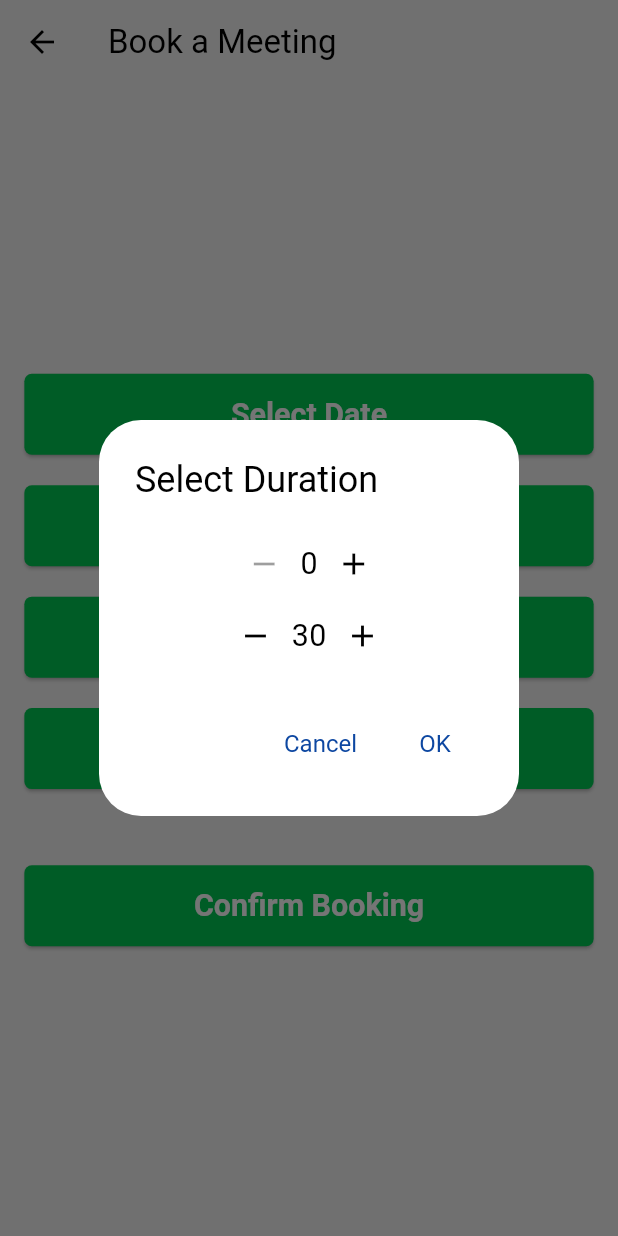
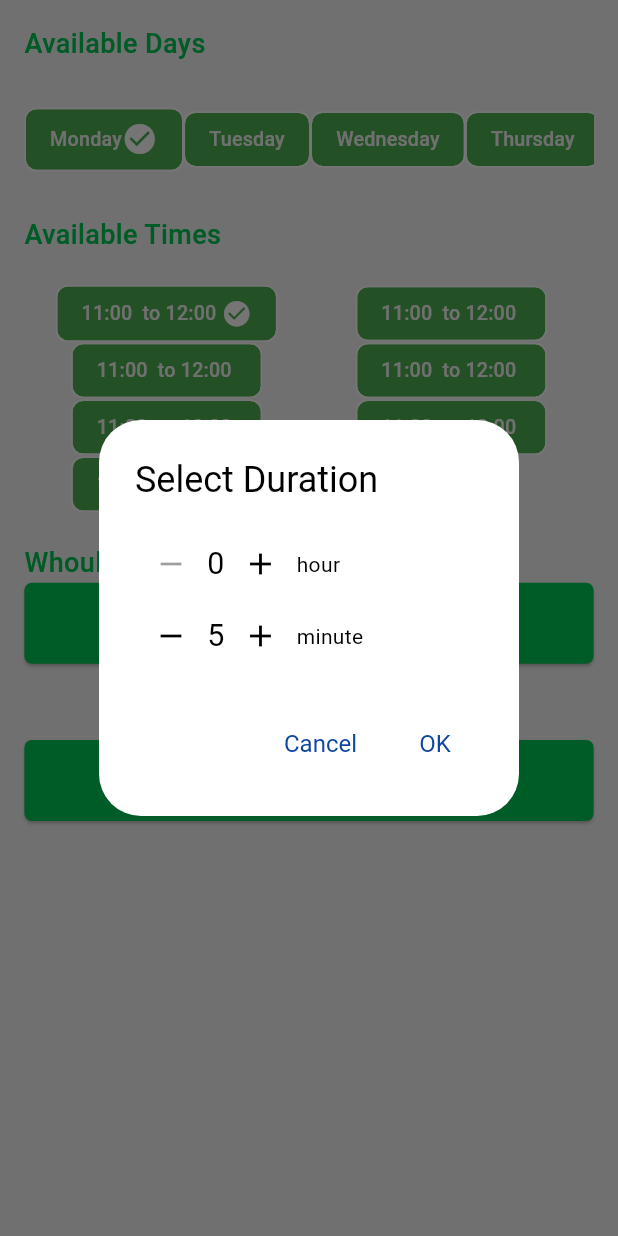
Before and after one commit to Ahmed7773333/osama_consultant, a Flutter app: the MeetingBooking screen opened directly, after a tap on "Select Notification Time", on a phone screen of 412 x 824 dp. Run offline on Flutter 3.47's test engine with Material 3 defaults, Android fonts, the phone set to English and light mode, and no system bars; our stand-ins replace cloud_firestore, dartz, dio, equatable, firebase_auth, firebase_core and 12 more; missing offline and left inert: country_pickers, flutter_sound; accounts and stored records are empty; Roboto replaces fonts that are missing (Poppins).

Commit message:
prepare the ui of meeting boooking

```diff
--- a/lib/core/cache/notification_service.dart
+++ b/lib/core/cache/notification_service.dart
@@ -1,15 +1,18 @@
 // ignore_for_file: depend_on_referenced_packages
 
-import 'package:firebase_core/firebase_core.dart';
+import 'package:firebase_messaging/firebase_messaging.dart';
 import 'package:flutter/material.dart';
 import 'package:flutter_local_notifications/flutter_local_notifications.dart';
+import 'package:osama_consul/config/app_routes.dart';
 import 'package:osama_consul/core/network/firebase_helper.dart';
+import 'package:osama_consul/features/Home%20Layout%20Admin/data/models/chat_model.dart';
 import 'package:shared_preferences/shared_preferences.dart';
 import 'package:timezone/timezone.dart' as tz;
 import 'package:timezone/data/latest.dart' as tzz;
 import 'package:cloud_firestore/cloud_firestore.dart';
 
 import '../../features/HomeLayout/data/models/message.dart';
+import '../../my_app.dart';
 
 class NotificationService {
   late SharedPreferences pref;
@@ -19,10 +22,9 @@ class NotificationService {
 
   final FlutterLocalNotificationsPlugin flutterLocalNotificationsPlugin =
       FlutterLocalNotificationsPlugin();
+  final FirebaseMessaging firebaseMessaging = FirebaseMessaging.instance;
 
   Future<void> init() async {
-    WidgetsFlutterBinding.ensureInitialized();
-    await Firebase.initializeApp();
     pref = await SharedPreferences.getInstance();
     const AndroidInitializationSettings initializationSettingsAndroid =
         AndroidInitializationSettings('@mipmap/ic_launcher');
@@ -31,8 +33,56 @@ class NotificationService {
       android: initializationSettingsAndroid,
     );
 
-    await flutterLocalNotificationsPlugin.initialize(initializationSettings);
+    await flutterLocalNotificationsPlugin.initialize(
+      initializationSettings,
+      // onDidReceiveBackgroundNotificationResponse: (payload) async {
+      //   if (pref.getString('name') != null) {
+      //     Navigator.of(MyApp.navigatorKey.currentContext!)
+      //         .pushNamed(Routes.chatScreenAdmin, arguments: {
+      //       'id': ChatModel(
+      //           chatName: pref.getString('name') ?? '',
+      //           chatOwner: pref.getString('email') ?? ''),
+      //       'isadmin': false
+      //     });
+      //   }
+      // },
+    );
     tzz.initializeTimeZones();
+
+    NotificationSettings settings = await firebaseMessaging.requestPermission(
+      alert: true,
+      badge: true,
+      sound: true,
+    );
+
+    if (settings.authorizationStatus == AuthorizationStatus.authorized) {
+      debugPrint('User granted permission');
+    } else if (settings.authorizationStatus ==
+        AuthorizationStatus.provisional) {
+      debugPrint('User granted provisional permission');
+    } else {
+      debugPrint('User declined or has not accepted permission');
+    }
+
+    FirebaseMessaging.onMessage.listen((RemoteMessage message) {
+      RemoteNotification? notification = message.notification;
+      AndroidNotification? android = message.notification?.android;
+
+      if (notification != null && android != null) {
+        showNotification(
+          notification.hashCode,
+          notification.title ?? '',
+          notification.body ?? '',
+        );
+      }
+    });
+
+    FirebaseMessaging.onMessageOpenedApp.listen((RemoteMessage message) {
+      debugPrint('A new onMessageOpenedApp event was published!');
+      Navigator.of(MyApp.navigatorKey.currentContext!).pushNamed(
+        message.data['route'],
+      );
+    });
   }
 
   Future<void> zonedScheduleNotification(
@@ -111,4 +161,9 @@ class NotificationService {
       }
     });
   }
+
+  Future<void> handleBackgroundMessage(RemoteMessage message) async {
+    debugPrint("Handling a background message: ${message.messageId}");
+    // Handle background message logic here if needed
+  }
 }
--- a/lib/core/utils/app_strings.dart
+++ b/lib/core/utils/app_strings.dart
@@ -23,4 +23,8 @@ class AppStrings {
       'You can search course, apply course and find scholarship for abroad studies';
   static const String logIn = 'Login';
   static const String forget = 'Forget Password';
+  //booking
+  static const String selectDay = 'Available Days';
+  static const String selectTime = 'Available Times';
+  static const String selectNotifyTime = 'Whould You like us to remind you?';
 }
--- a/lib/core/utils/app_styles.dart
+++ b/lib/core/utils/app_styles.dart
@@ -10,8 +10,8 @@ class AppStyles {
     fontFamily: 'Poppins',
     color: AppColors.primary,
   );
-  static TextStyle whiteLableStyle = const TextStyle(
-    fontSize: 18,
+  static TextStyle whiteLableStyle = TextStyle(
+    fontSize: 13.sp,
     fontWeight: FontWeight.w500,
     fontFamily: 'Poppins',
     color: AppColors.primary,
--- a/lib/features/HomeLayout/presentation/tabs/booking tabs/meeting_booking.dart
+++ b/lib/features/HomeLayout/presentation/tabs/booking tabs/meeting_booking.dart
@@ -1,12 +1,11 @@
 // ignore_for_file: depend_on_referenced_packages, library_private_types_in_public_api
 import 'package:flutter/material.dart';
 import 'package:flutter_screenutil/flutter_screenutil.dart';
-import 'package:intl/intl.dart';
+import 'package:osama_consul/core/utils/app_strings.dart';
+import 'package:osama_consul/core/utils/app_styles.dart';
+import 'package:osama_consul/features/HomeLayout/presentation/widgets/gridview_times.dart';
+import 'package:osama_consul/features/HomeLayout/presentation/widgets/listview_days.dart';
 
-import '../../../domain/usecases/confirem_booking.dart';
-import '../../../domain/usecases/pick_date.dart';
-import '../../../domain/usecases/pick_duration.dart';
-import '../../../domain/usecases/pick_time.dart';
 import '../../widgets/booking_widgets.dart';
 
 class MeetingBooking extends StatefulWidget {
@@ -17,44 +16,14 @@ class MeetingBooking extends StatefulWidget {
 }
 
 class _MeetingBookingState extends State<MeetingBooking> {
-  DateTime? _selectedDate;
-  TimeOfDay? _selectedTime;
-  Duration? _meetingDuration;
   Duration? _notificationDuration;
-
-  void _pickDate() async {
-    DateTime? picked = await PickDate().call(context);
-    if (picked != null) {
-      setState(() {
-        _selectedDate = picked;
-      });
-    }
-  }
-
-  void _pickTime() async {
-    TimeOfDay? picked = await PickTime().call(context);
-    if (picked != null) {
-      setState(() {
-        _selectedTime = picked;
-      });
-    }
-  }
-
-  void _pickDuration() async {
-    Duration? picked = await PickDuration().call(context);
-    if (picked != null) {
-      setState(() {
-        _meetingDuration = picked;
-      });
-    }
-  }
 
   void _pickNotificationDuration() async {
     Duration? picked = await showDialog<Duration>(
       context: context,
       builder: (BuildContext context) {
         return const DurationPickerDialog(
-          initialDuration: Duration(minutes: 30),
+          initialDuration: Duration(minutes: 5),
         );
       },
     );
@@ -68,47 +37,42 @@ class _MeetingBookingState extends State<MeetingBooking> {
   @override
   Widget build(BuildContext context) {
     // final HomelayoutBloc bloc=widget.bloc;
-
+    final List<Map<String, dynamic>> daysOfWeek = [
+      {'day': 'Monday', 'on': true},
+      {'day': 'Tuesday', 'on': false},
+      {'day': 'Wednesday', 'on': false},
+      {'day': 'Thursday', 'on': false},
+      {'day': 'Friday', 'on': false},
+      {'day': 'saturday', 'on': false},
+      {'day': 'Sunday', 'on': false},
+    ];
+    final List<Map<String, dynamic>> timesOfDay = [
+      {'day': '11:00  to 12:00 ', 'on': true},
+      {'day': '11:00  to 12:00 ', 'on': false},
+      {'day': '11:00  to 12:00 ', 'on': false},
+      {'day': '11:00  to 12:00 ', 'on': false},
+      {'day': '11:00  to 12:00 ', 'on': false},
+      {'day': '11:00  to 12:00 ', 'on': false},
+      {'day': '11:00  to 12:00 ', 'on': false},
+    ];
     return Scaffold(
-      appBar: AppBar(
-        title: const Text('Book a Meeting'),
-      ),
       body: Padding(
         padding: EdgeInsets.all(16.r),
+        child: SingleChildScrollView(
           child: Column(
             mainAxisAlignment: MainAxisAlignment.center,
             crossAxisAlignment: CrossAxisAlignment.stretch,
             children: [
-            ElevatedButton(
-              onPressed: _pickDate,
-              child: Text(
-                _selectedDate == null
-                    ? 'Select Date'
-                    : DateFormat.yMMMd().format(_selectedDate!),
-                style: TextStyle(fontSize: 20.sp),
-              ),
-            ),
+              Text(AppStrings.selectDay, style: AppStyles.greenLableStyle),
               SizedBox(height: 20.h),
-            ElevatedButton(
-              onPressed: _pickTime,
-              child: Text(
-                _selectedTime == null
-                    ? 'Select Time'
-                    : _selectedTime!.format(context),
-                style: TextStyle(fontSize: 20.sp),
-              ),
-            ),
+              DaysListView(daysOfWeek),
               SizedBox(height: 20.h),
-            ElevatedButton(
-              onPressed: _pickDuration,
-              child: Text(
-                _meetingDuration == null
-                    ? 'Select Duration'
-                    : '${_meetingDuration!.inHours} hours ${_meetingDuration!.inMinutes % 60} minutes',
-                style: TextStyle(fontSize: 20.sp),
-              ),
-            ),
+              Text(AppStrings.selectTime, style: AppStyles.greenLableStyle),
               SizedBox(height: 20.h),
+              TimesGridView(timesOfDay),
+              SizedBox(height: 20.h),
+              Text(AppStrings.selectNotifyTime,
+                  style: AppStyles.greenLableStyle),
               ElevatedButton(
                 onPressed: _pickNotificationDuration,
                 child: Text(
@@ -120,15 +84,12 @@ class _MeetingBookingState extends State<MeetingBooking> {
               ),
               SizedBox(height: 50.h),
               ElevatedButton(
-              onPressed: () => ConfirmBookingUseCase().call(
-                  context: context,
-                  selectedDate: _selectedDate,
-                  selectedTime: _selectedTime,
-                  meetingDuration: _meetingDuration,
-                  notificationDuration: _notificationDuration),
-              child: Text('Confirm Booking', style: TextStyle(fontSize: 20.sp)),
+                onPressed: () {},
+                child:
+                    Text('Confirm Booking', style: TextStyle(fontSize: 20.sp)),
               ),
             ],
+          ),
         ),
       ),
     );
--- a/lib/features/HomeLayout/presentation/widgets/booking_widgets.dart
+++ b/lib/features/HomeLayout/presentation/widgets/booking_widgets.dart
@@ -69,6 +69,8 @@ class DurationPicker extends StatelessWidget {
   Widget build(BuildContext context) {
     return Column(
       children: [
+        Row(
+          children: [
             NumberPicker(
               value: duration.inHours,
               minValue: 0,
@@ -76,12 +78,20 @@ class DurationPicker extends StatelessWidget {
               onChanged: (value) => onChange(
                   Duration(hours: value, minutes: duration.inMinutes % 60)),
             ),
+            const Text('hour'),
+          ],
+        ),
+        Row(
+          children: [
             NumberPicker(
               value: duration.inMinutes % 60,
               minValue: 0,
               maxValue: 59,
               onChanged: (value) =>
                   onChange(Duration(hours: duration.inHours, minutes: value)),
+            ),
+            const Text('minute'),
+          ],
         ),
       ],
     );
--- /dev/null
+++ b/lib/features/HomeLayout/presentation/widgets/gridview_times.dart
@@ -0,0 +1,71 @@
+// ignore_for_file: library_private_types_in_public_api
+
+import 'package:flutter/material.dart';
+import 'package:flutter_screenutil/flutter_screenutil.dart';
+
+import '../../../../core/utils/app_styles.dart';
+
+class TimesGridView extends StatefulWidget {
+  final List<Map<String, dynamic>> daysList;
+
+  const TimesGridView(this.daysList, {super.key});
+
+  @override
+  _TimesGridViewState createState() => _TimesGridViewState();
+}
+
+class _TimesGridViewState extends State<TimesGridView> {
+  void _toggleSelection(int index) {
+    setState(() {
+      for (int i = 0; i < widget.daysList.length; i++) {
+        widget.daysList[i]['on'] = i == index;
+      }
+    });
+  }
+
+  @override
+  Widget build(BuildContext context) {
+    return SizedBox(
+      height: 150.h,
+      child: GridView.builder(
+        gridDelegate: const SliverGridDelegateWithFixedCrossAxisCount(
+          crossAxisCount: 2, // Number of columns in the grid
+          childAspectRatio: 5, // Adjust the aspect ratio to your preference
+        ),
+        physics: const NeverScrollableScrollPhysics(),
+        itemCount: widget.daysList.length,
+        itemBuilder: (context, index) {
+          bool isSelected = widget.daysList[index]['on'];
+
+          return GestureDetector(
+            onTap: () {
+              _toggleSelection(index);
+              // Example: Navigator.pushNamed(context, '/yourRoute', arguments: widget.daysList[index]);
+            },
+            child: Chip(
+              label: Row(
+                mainAxisSize: MainAxisSize.min,
+                mainAxisAlignment: MainAxisAlignment.center,
+                children: [
+                  Text(
+                    widget.daysList[index]['day'],
+                    style: AppStyles.whiteLableStyle,
+                  ),
+                  if (isSelected)
+                    Icon(
+                      Icons.check_circle,
+                      color: Colors.white,
+                      size: 20.r,
+                    ),
+                ],
+              ),
+              backgroundColor: Colors.green,
+              labelStyle:
+                  TextStyle(color: isSelected ? Colors.white : Colors.black),
+            ),
+          );
+        },
+      ),
+    );
+  }
+}
--- /dev/null
+++ b/lib/features/HomeLayout/presentation/widgets/listview_days.dart
@@ -0,0 +1,64 @@
+// ignore_for_file: library_private_types_in_public_api
+
+import 'package:flutter/material.dart';
+import 'package:flutter_screenutil/flutter_screenutil.dart';
+import 'package:osama_consul/core/utils/app_styles.dart';
+
+class DaysListView extends StatefulWidget {
+  final List<Map<String, dynamic>> daysList;
+
+  const DaysListView(this.daysList, {super.key});
+
+  @override
+  _DaysListViewState createState() => _DaysListViewState();
+}
+
+class _DaysListViewState extends State<DaysListView> {
+  void _toggleSelection(int index) {
+    setState(() {
+      for (int i = 0; i < widget.daysList.length; i++) {
+        widget.daysList[i]['on'] = i == index;
+      }
+    });
+  }
+
+  @override
+  Widget build(BuildContext context) {
+    return SizedBox(
+      height: 60.h,
+      child: ListView.builder(
+        scrollDirection: Axis.horizontal,
+        itemCount: widget.daysList.length,
+        itemBuilder: (context, index) {
+          bool isSelected = widget.daysList[index]['on'];
+
+          return GestureDetector(
+            onTap: () {
+              _toggleSelection(index);
+              // Example: Navigator.pushNamed(context, '/yourRoute', arguments: widget.daysList[index]);
+            },
+            child: Chip(
+              label: Row(
+                mainAxisSize: MainAxisSize.min,
+                children: [
+                  Text(
+                    widget.daysList[index]['day'],
+                    style: AppStyles.whiteLableStyle,
+                  ),
+                  if (isSelected)
+                    const Icon(
+                      Icons.check_circle,
+                      color: Colors.white,
+                    ),
+                ],
+              ),
+              padding: EdgeInsets.all(8.0.r),
+              backgroundColor: Colors.green,
+              labelStyle: TextStyle(color: Colors.black),
+            ),
+          );
+        },
+      ),
+    );
+  }
+}
--- a/lib/main.dart
+++ b/lib/main.dart
@@ -1,5 +1,6 @@
 // ignore_for_file: depend_on_referenced_packages
 
+import 'package:firebase_core/firebase_core.dart';
 import 'package:flutter/material.dart';
 import 'package:flutter_bloc/flutter_bloc.dart';
 import 'core/cache/notification_service.dart';
@@ -8,6 +9,8 @@ import 'my_app.dart';
 import 'core/utils/get_itt.dart' as di;
 
 void main() async {
+  WidgetsFlutterBinding.ensureInitialized();
+  await Firebase.initializeApp();
   di.init();
   await NotificationService().init();
   Bloc.observer = MyBlocObserver();
--- a/lib/my_app.dart
+++ b/lib/my_app.dart
@@ -8,7 +8,8 @@ import 'config/app_theme.dart';
 
 class MyApp extends StatelessWidget {
   static final MyApp _instance = MyApp._internal();
-
+  static final GlobalKey<NavigatorState> navigatorKey =
+      GlobalKey<NavigatorState>();
   factory MyApp() {
     return _instance;
   }
```
Lines whose indentation alone changed are shown as unchanged.
